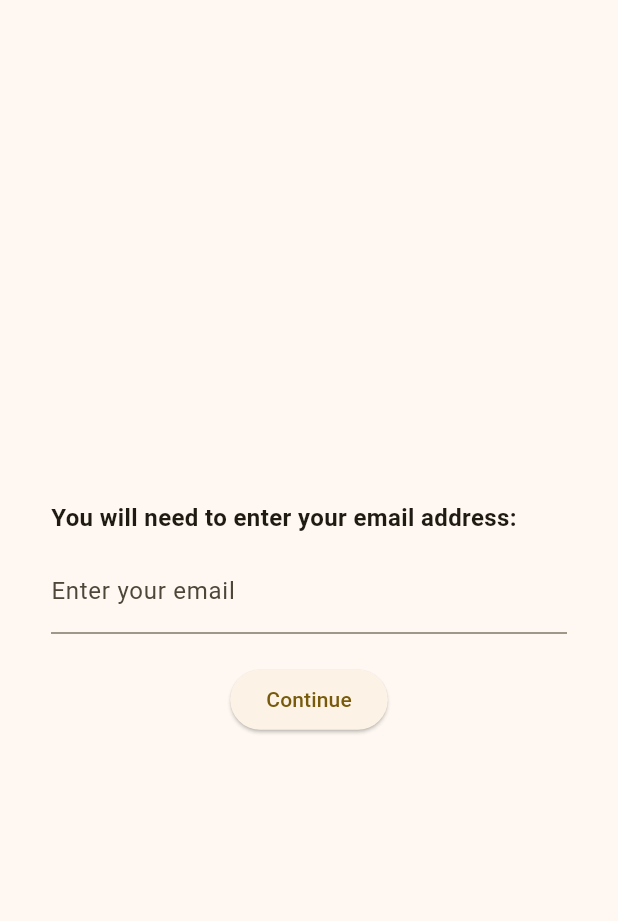
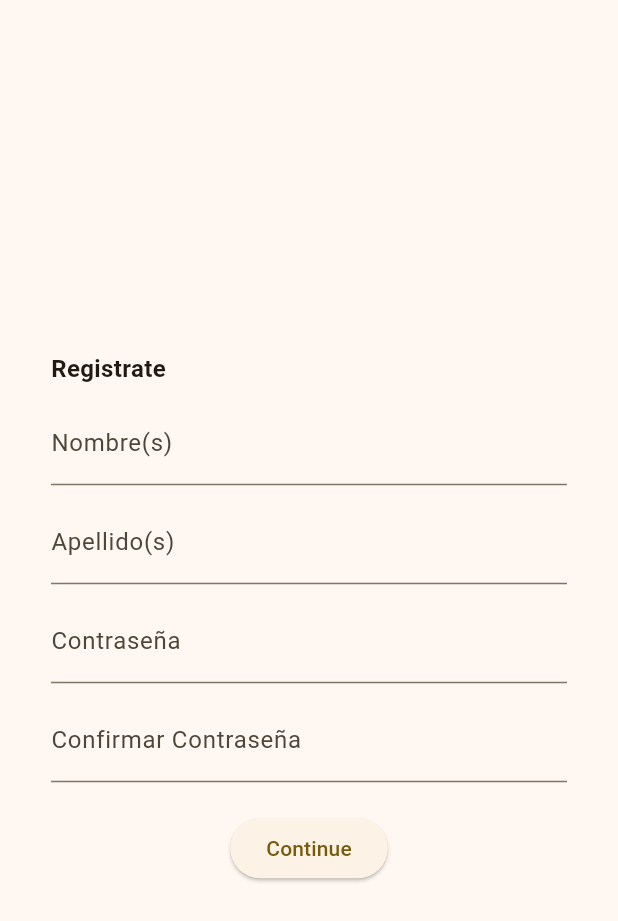
Before and after one commit to camiloesan/study_vault, a Flutter app: the EmailVerification screen opened directly, after a tap on "Continue", on a phone screen of 412 x 824 dp. Shown: the top 921 px of the screen. Run offline on Flutter 3.47's test engine with Material 3 defaults, Android fonts, the light colour scheme and no system bars; generated files the repository leaves out were written again.

Commit message:
SignUps structure complete

```diff
--- a/lib/pages/email_verification.dart
+++ b/lib/pages/email_verification.dart
@@ -1,5 +1,6 @@
 import 'package:flutter/material.dart';
 import 'package:flutter_gen/gen_l10n/app_localizations.dart';
+import 'package:study_vault/pages/sign_up.dart';
 
 class EmailVerification extends StatefulWidget {
   const EmailVerification({super.key});
@@ -23,27 +24,27 @@ class _EmailVerificationState extends State<EmailVerification> {
                 child: Text(
                   AppLocalizations.of(context)!.emailRequestInfo,
                   style: const TextStyle(
-                    fontSize: 16,
-                    fontWeight: FontWeight.w600
-                  ),
+                      fontSize: 16, fontWeight: FontWeight.w600),
                 ),
               ),
-
               const SizedBox(height: 10),
-
               TextFormField(
                 decoration: const InputDecoration(
                   border: UnderlineInputBorder(),
                   labelText: 'Enter your email',
                 ),
               ),
-
               const SizedBox(height: 20),
-
-              ElevatedButton(onPressed: () {},
-              child: Text(
-                AppLocalizations.of(context)!.continueString)
-              ),
+              ElevatedButton(
+                  onPressed: () {
+                    Navigator.push(
+                      context,
+                      MaterialPageRoute(
+                        builder: (context) => const SignUp(),
+                      ),
+                    );
+                  },
+                  child: Text(AppLocalizations.of(context)!.continueString)),
             ],
           ),
         ),
--- a/lib/pages/sign_up.dart
+++ b/lib/pages/sign_up.dart
@@ -0,0 +1,114 @@
+import 'package:flutter/material.dart';
+import 'package:flutter_gen/gen_l10n/app_localizations.dart';
+import 'package:study_vault/pages/sign_up.dart';
+
+class SignUp extends StatefulWidget {
+  const SignUp({super.key});
+
+  @override
+  State<SignUp> createState() => _SignUpState();
+}
+
+class _SignUpState extends State<SignUp> {
+  final _formKey = GlobalKey<FormState>();
+  final TextEditingController _passwordController = TextEditingController();
+  final TextEditingController _confirmPasswordController =
+      TextEditingController();
+
+  @override
+  Widget build(BuildContext context) {
+    return Scaffold(
+      body: Center(
+        child: Padding(
+          padding: const EdgeInsets.all(34.0),
+          child: Form(
+            key: _formKey,
+            child: Column(
+              mainAxisAlignment: MainAxisAlignment.center,
+              children: [
+                Align(
+                  alignment: Alignment.centerLeft,
+                  child: Text(
+                    "Registrate",
+                    style: const TextStyle(
+                        fontSize: 16, fontWeight: FontWeight.w600),
+                  ),
+                ),
+                const SizedBox(height: 10),
+                TextFormField(
+                  decoration: const InputDecoration(
+                    border: UnderlineInputBorder(),
+                    labelText: 'Nombre(s)',
+                  ),
+                  validator: (value) {
+                    if (value == null || value.isEmpty) {
+                      return 'Por favor ingresa tu nombre';
+                    }
+                    return null;
+                  },
+                ),
+                const SizedBox(height: 10),
+                TextFormField(
+                  decoration: const InputDecoration(
+                    border: UnderlineInputBorder(),
+                    labelText: 'Apellido(s)',
+                  ),
+                  validator: (value) {
+                    if (value == null || value.isEmpty) {
+                      return 'Por favor ingresa tu apellido';
+                    }
+                    return null;
+                  },
+                ),
+                const SizedBox(height: 10),
+                TextFormField(
+                  controller: _passwordController,
+                  decoration: const InputDecoration(
+                    border: UnderlineInputBorder(),
+                    labelText: 'Contraseña',
+                  ),
+                  obscureText: true,
+                  validator: (value) {
+                    if (value == null || value.isEmpty) {
+                      return 'Por favor ingresa una contraseña';
+                    }
+                    return null;
+                  },
+                ),
+                const SizedBox(height: 10),
+                TextFormField(
+                  controller: _confirmPasswordController,
+                  decoration: const InputDecoration(
+                    border: UnderlineInputBorder(),
+                    labelText: 'Confirmar Contraseña',
+                  ),
+                  obscureText: true,
+                  validator: (value) {
+                    if (value != _passwordController.text) {
+                      return 'Las contraseñas no coinciden';
+                    }
+                    return null;
+                  },
+                ),
+                const SizedBox(height: 20),
+                ElevatedButton(
+                  onPressed: () {
+                    if (_formKey.currentState!.validate()) {
+                      Navigator.push(
+                        context,
+                        MaterialPageRoute(
+                          builder: (context) => const SignUp(),
+                        ),
+                      );
+                    }
+                  },
+                  child: Text(AppLocalizations.of(context)!.continueString),
+                ),
+              ],
+            ),
+          ),
+        ),
+      ),
+    );
+  }
+}
```
Also changed, not shown: lib/pages/landing_launch.dart (+3 -11 lines), pubspec.lock.
